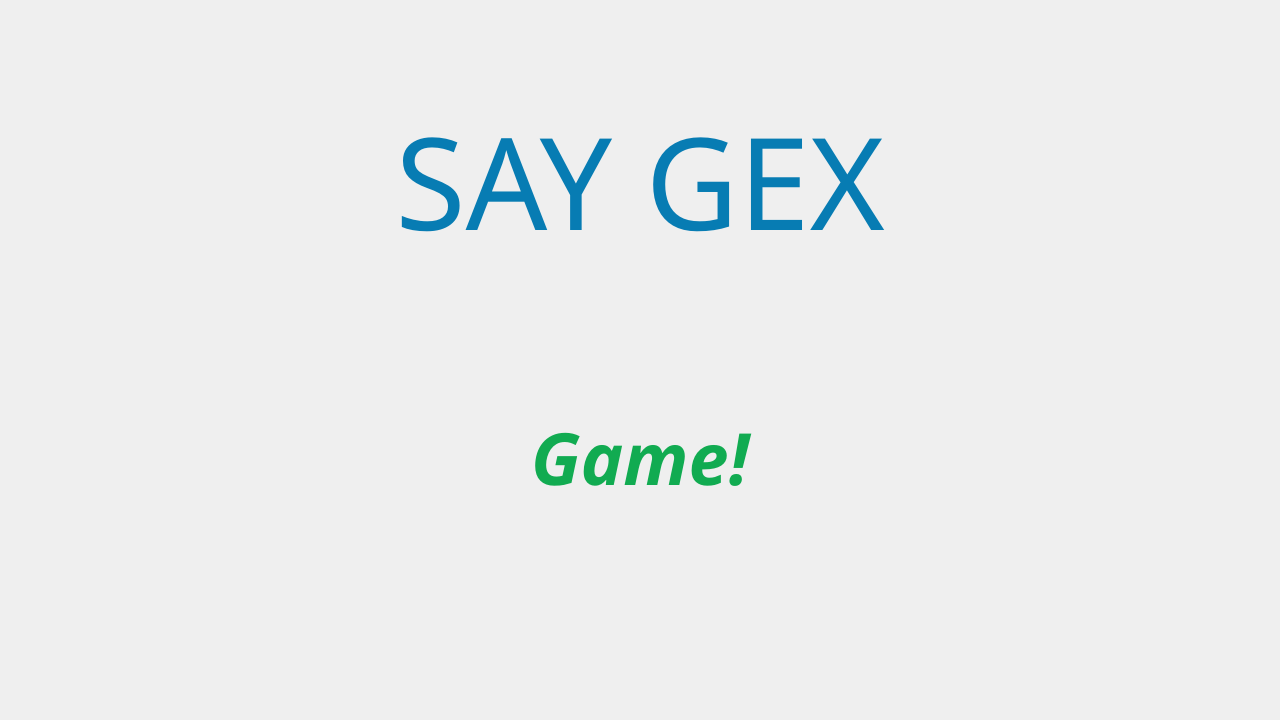
Qt form ui/mainmenu.ui (Dmitriy2442/CT_project) before a commit.
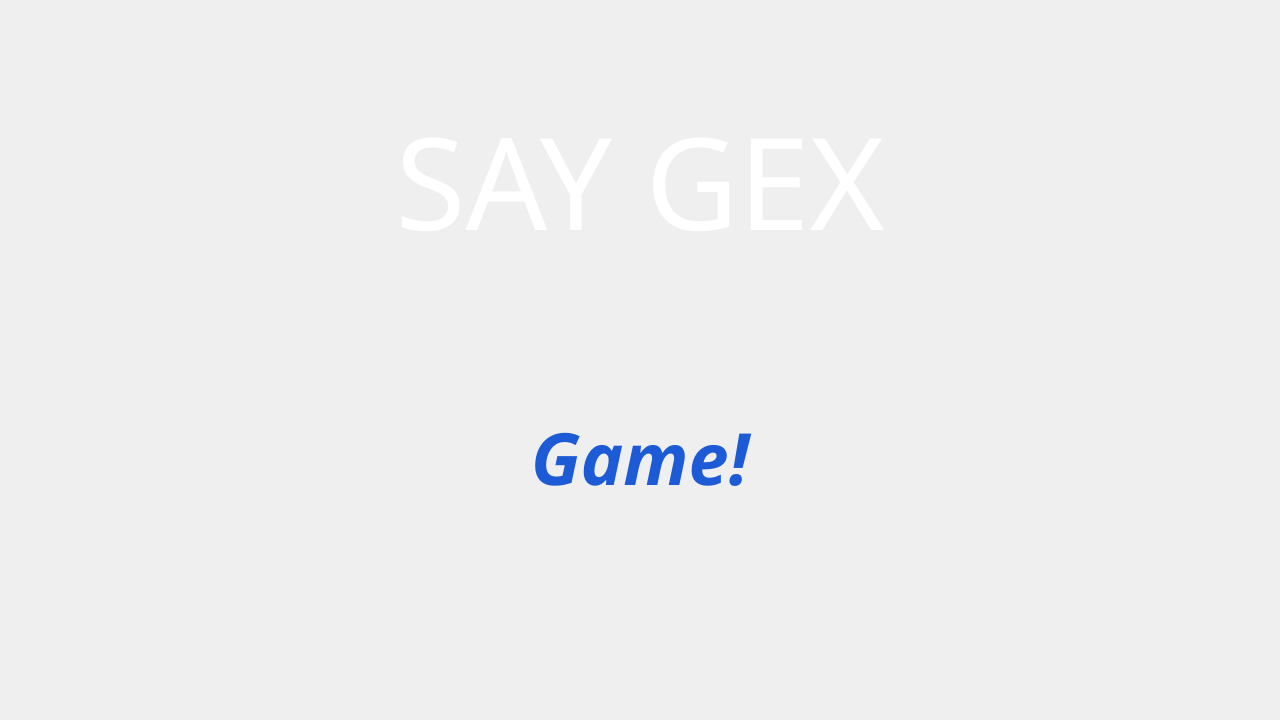
The same form after that commit. Icons and pictures are not drawn. Custom widgets are drawn as their Qt base class.

The edit to the form file:
```diff
--- a/ui/mainmenu.ui
+++ b/ui/mainmenu.ui
@@ -100,7 +100,7 @@
        <property name="styleSheet">
         <string notr="true">QLabel {
 	font-size: 128px;
-	color: #077cb3;
+	color: #ffffff;
 }</string>
        </property>
        <property name="text">
@@ -136,7 +136,7 @@
           <string notr="true">QPushButton {
 	font-size: 72px;
 	border: none;
-	color: #11ab51;
+	color: #1c5ad6;
 }</string>
          </property>
          <property name="text">
```
